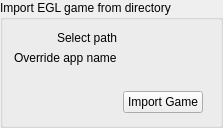
Qt form rare/ui/components/tabs/games/import_sync/import_widget.ui (RareDevs/Rare) before a commit.
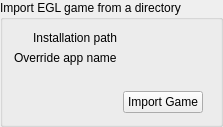
The same form after that commit.

Diff of the .ui file:
```diff
--- a/rare/ui/components/tabs/games/import_sync/import_widget.ui
+++ b/rare/ui/components/tabs/games/import_sync/import_widget.ui
@@ -7,14 +7,14 @@
     <x>0</x>
     <y>0</y>
     <width>223</width>
-    <height>128</height>
+    <height>127</height>
    </rect>
   </property>
   <property name="windowTitle">
    <string>ImportGroup</string>
   </property>
   <property name="title">
-   <string>Import EGL game from directory</string>
+   <string>Import EGL game from a directory</string>
   </property>
   <layout class="QFormLayout" name="import_layout">
    <property name="labelAlignment">
@@ -23,7 +23,7 @@
    <item row="0" column="0">
     <widget class="QLabel" name="path_edit_label">
      <property name="text">
-      <string>Select path</string>
+      <string>Installation path</string>
      </property>
     </widget>
    </item>
```
